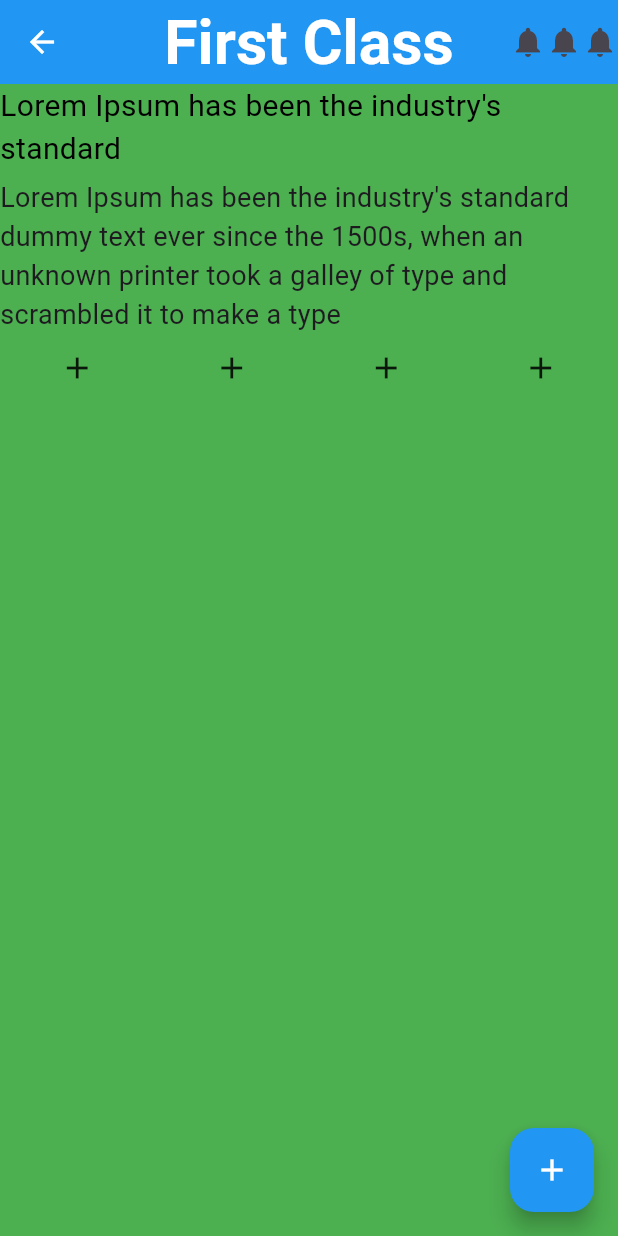
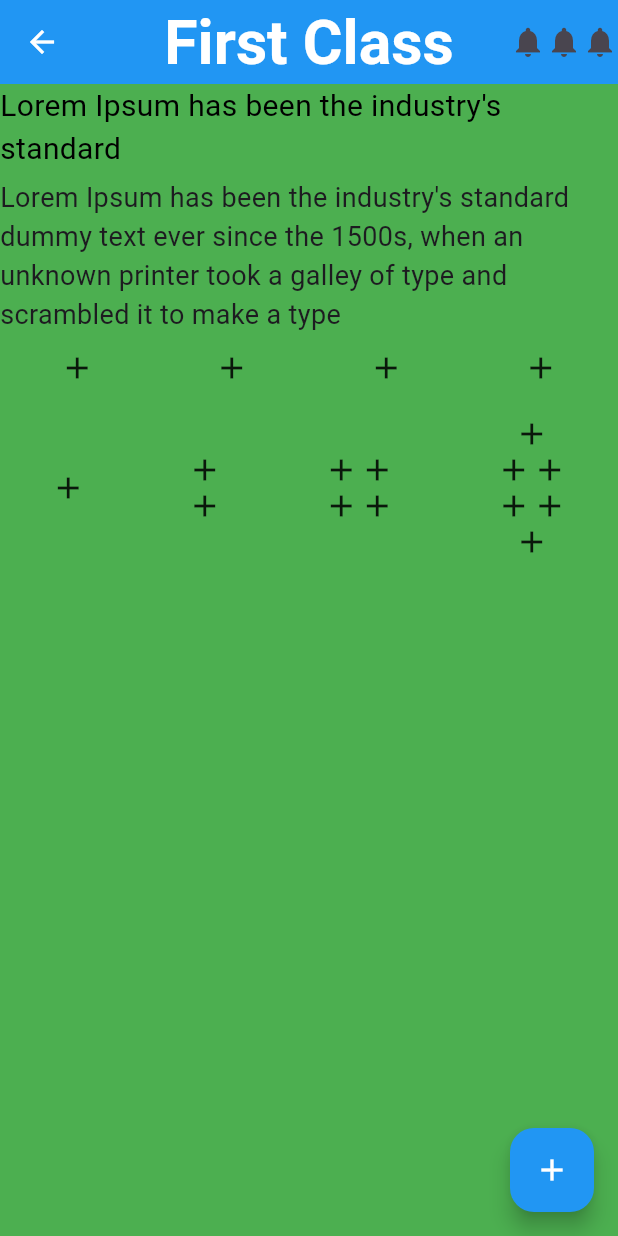
Before and after one commit to MuhammadAliKust/Flutter-B13, a Flutter app: the screen it shows after launch, on a phone screen of 412 x 824 dp. Run offline on Flutter 3.47's test engine with Material 3 defaults, Android fonts, the phone set to English and light mode, and no system bars.

Commit message:
Nested Row/Column Done

```diff
--- a/lib/main.dart
+++ b/lib/main.dart
@@ -56,6 +56,55 @@ class MyApp extends StatelessWidget {
                 Icon(Icons.add),
                 Icon(Icons.add),
               ],
+            ),
+            SizedBox(
+              height: 20,
+            ),
+            Row(
+              mainAxisAlignment: MainAxisAlignment.spaceAround,
+              children: [
+                Icon(Icons.add),
+                Column(
+                  children: [
+                    Icon(Icons.add),
+                    Icon(Icons.add),
+                  ],
+                ),
+                Column(
+                  children: [
+                    Row(
+                      children: [
+                        Icon(Icons.add),
+                        Icon(Icons.add),
+                      ],
+                    ),
+                    Row(
+                      children: [
+                        Icon(Icons.add),
+                        Icon(Icons.add),
+                      ],
+                    ),
+                  ],
+                ),
+                Column(
+                  children: [
+                    Icon(Icons.add),
+                    Row(
+                      children: [
+                        Icon(Icons.add),
+                        Icon(Icons.add),
+                      ],
+                    ),
+                    Row(
+                      children: [
+                        Icon(Icons.add),
+                        Icon(Icons.add),
+                      ],
+                    ),
+                    Icon(Icons.add),
+                  ],
+                )
+              ],
             )
           ],
         ),
```
